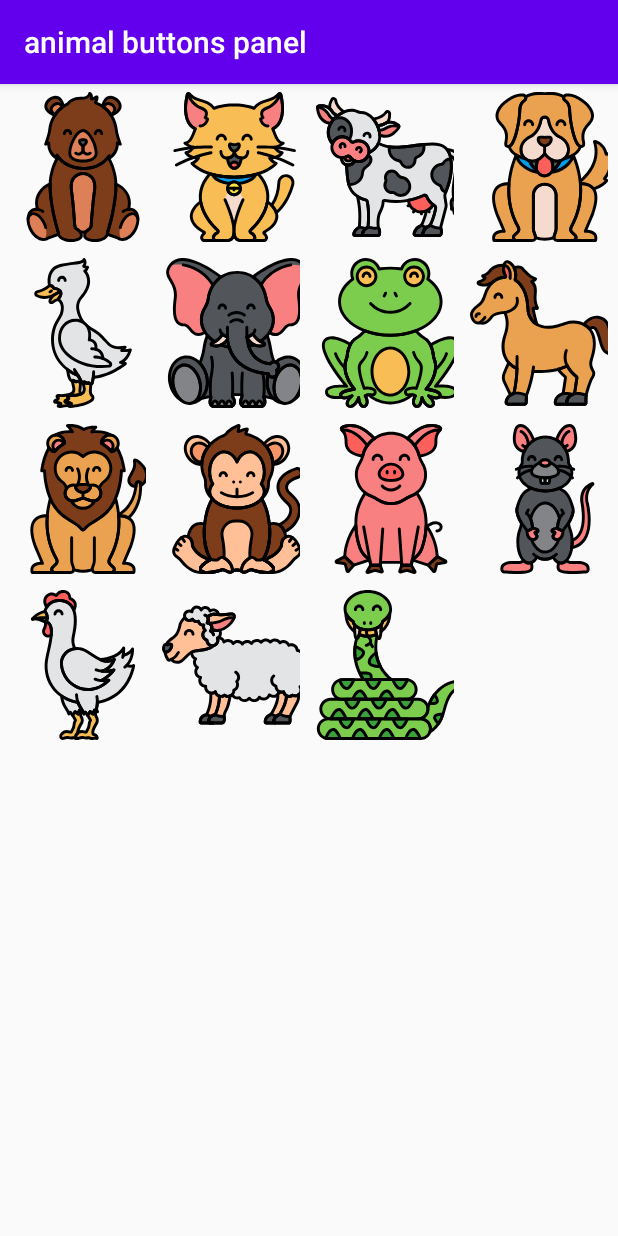
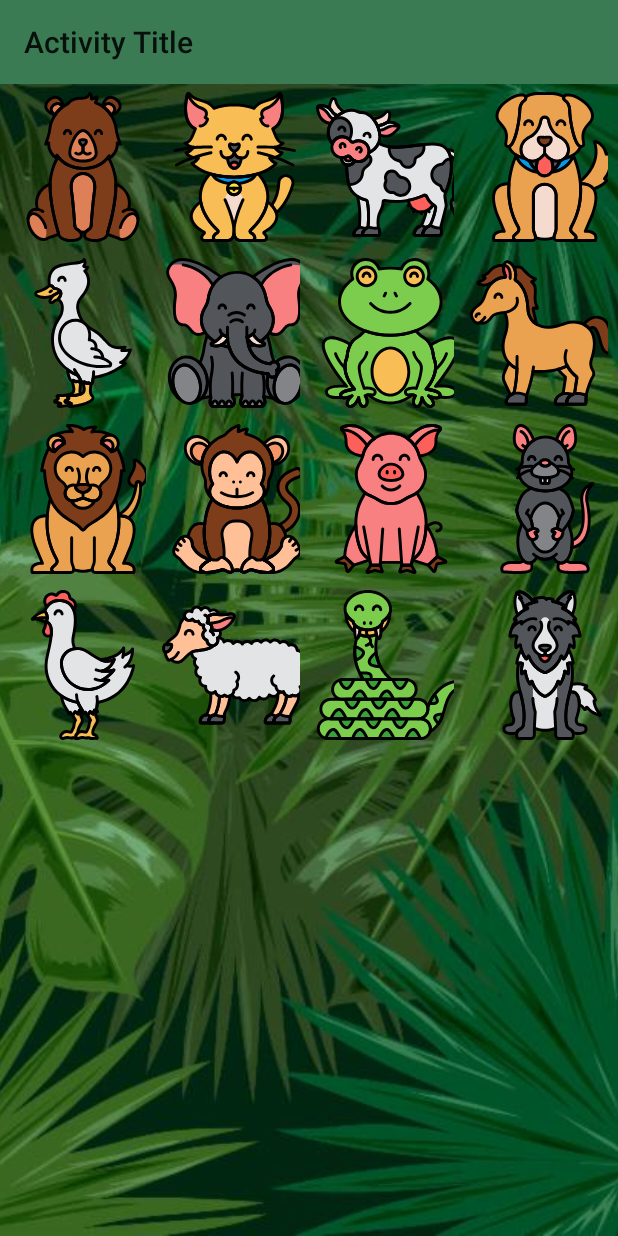
Before and after one commit to gs0ciety/tierruf-android, an Android app: the screen it shows after launch (PanelButtonActivity), on a phone screen of 412 x 824 dp. Run offline under Robolectric (Android 15) with nearby library versions, the phone set to English and light mode, and no system bars.

Commit message:
Add new toolbar and buttons. Set background
- Perform some changes related with main app style

```diff
--- a/app/build.gradle
+++ b/app/build.gradle
@@ -23,8 +23,8 @@ android {
 
 dependencies {
     implementation fileTree(dir: "libs", include: ["*.jar"])
-    implementation 'androidx.appcompat:appcompat:1.1.0'
-    implementation 'androidx.constraintlayout:constraintlayout:1.1.3'
+    implementation 'androidx.appcompat:appcompat:1.2.0'
+    implementation 'androidx.constraintlayout:constraintlayout:2.0.0'
     testImplementation 'junit:junit:4.12'
     androidTestImplementation 'androidx.test.ext:junit:1.1.1'
     androidTestImplementation 'androidx.test.espresso:espresso-core:3.2.0'
--- a/app/src/main/AndroidManifest.xml
+++ b/app/src/main/AndroidManifest.xml
@@ -1,11 +1,12 @@
 <?xml version="1.0" encoding="utf-8"?>
-<manifest xmlns:android="http://schemas.android.com/apk/res/android"
+<manifest
+    xmlns:android="http://schemas.android.com/apk/res/android"
     package="com.gs0ciety.activity">
 
     <application
-        android:allowBackup="true"
+        android:allowBackup="false"
         android:icon="@mipmap/ic_launcher"
-        android:label="@string/app_name"
+        android:label=""
         android:roundIcon="@mipmap/ic_launcher_round"
         android:supportsRtl="true"
         android:theme="@style/AppTheme">
--- /dev/null
+++ b/app/src/main/java/com/gs0ciety/activity/BaseActivity.java
@@ -0,0 +1,27 @@
+package com.gs0ciety.activity;
+
+import android.os.Bundle;
+import android.widget.FrameLayout;
+
+import androidx.appcompat.app.AppCompatActivity;
+import androidx.appcompat.widget.Toolbar;
+import androidx.drawerlayout.widget.DrawerLayout;
+
+public class BaseActivity extends AppCompatActivity {
+
+    @Override
+    public void onCreate(final Bundle savedInstanceState) {
+        super.onCreate(savedInstanceState);
+    }
+
+    @Override
+    public void setContentView(int layoutResID) {
+        DrawerLayout fullView = (DrawerLayout) getLayoutInflater().inflate(R.layout.activity_base, null);
+        FrameLayout activityContainer = fullView.findViewById(R.id.frame_base_activity_content);
+        getLayoutInflater().inflate(layoutResID, activityContainer, true);
+        super.setContentView(fullView);
+        Toolbar toolbar = findViewById(R.id.toolbar_base_activity);
+        setSupportActionBar(toolbar);
+        setTitle("Activity Title");
+    }
+}
--- a/app/src/main/java/com/gs0ciety/activity/PanelButtonActivity.java
+++ b/app/src/main/java/com/gs0ciety/activity/PanelButtonActivity.java
@@ -3,8 +3,6 @@ package com.gs0ciety.activity;
 import android.content.res.TypedArray;
 import android.os.Bundle;
 import android.widget.GridView;
-
-import androidx.appcompat.app.AppCompatActivity;
 
 import com.gs0ciety.adapter.ImageAdapter;
 import com.gs0ciety.model.AnimalItem;
@@ -12,7 +10,7 @@ import com.gs0ciety.model.AnimalItem;
 import java.util.LinkedList;
 import java.util.List;
 
-public class PanelButtonActivity extends AppCompatActivity {
+public class PanelButtonActivity extends BaseActivity {
 
     @Override
     public void onCreate(final Bundle savedInstanceState) {
--- /dev/null
+++ b/app/src/main/res/layout/activity_base.xml
@@ -0,0 +1,31 @@
+<androidx.drawerlayout.widget.DrawerLayout
+    android:id="@+id/drawer_base_activity"
+    android:layout_width="match_parent"
+    android:layout_height="match_parent"
+    xmlns:android="http://schemas.android.com/apk/res/android">
+
+    <LinearLayout
+        android:layout_width="match_parent"
+        android:layout_height="match_parent"
+        android:orientation="vertical">
+
+        <androidx.appcompat.widget.Toolbar
+            android:id="@+id/toolbar_base_activity"
+            android:layout_width="match_parent"
+            android:layout_height="?actionBarSize"
+            android:background="@color/colorPrimary"
+            />
+        <FrameLayout
+            android:id="@+id/frame_base_activity_content"
+            android:layout_width="match_parent"
+            android:layout_height="match_parent">
+
+            <ImageView
+                android:id="@+id/image_base_background"
+                android:layout_width="match_parent"
+                android:layout_height="match_parent"
+                android:scaleType="centerCrop"
+                android:src="@drawable/background_jungle"/>
+        </FrameLayout>
+    </LinearLayout>
+</androidx.drawerlayout.widget.DrawerLayout>
--- a/app/src/main/res/layout/activity_panel_button.xml
+++ b/app/src/main/res/layout/activity_panel_button.xml
@@ -1,10 +1,10 @@
 <?xml version="1.0" encoding="utf-8"?>
-<GridView xmlns:android="http://schemas.android.com/apk/res/android"
+<GridView
     android:id="@+id/grid_animal_buttons"
     android:numColumns="auto_fit"
     android:gravity="center"
     android:columnWidth="100dp"
     android:stretchMode="columnWidth"
     android:layout_width="fill_parent"
-    android:layout_height="fill_parent" >
-</GridView>
+    android:layout_height="fill_parent"
+    xmlns:android="http://schemas.android.com/apk/res/android" />
--- a/app/src/main/res/values/colors.xml
+++ b/app/src/main/res/values/colors.xml
@@ -1,6 +1,6 @@
 <?xml version="1.0" encoding="utf-8"?>
 <resources>
-    <color name="colorPrimary">#6200EE</color>
-    <color name="colorPrimaryDark">#3700B3</color>
-    <color name="colorAccent">#03DAC5</color>
+    <color name="colorPrimary">#3b7b54</color>
+    <color name="colorPrimaryDark">#004422</color>
+    <color name="colorAccent">#3b7b54</color>
 </resources>
--- a/app/src/main/res/values/content_array.xml
+++ b/app/src/main/res/values/content_array.xml
@@ -17,6 +17,7 @@
         <item>@drawable/img_sheep</item>
         <item>@drawable/img_snake</item>
         <item>@drawable/img_wolf</item>
+        <item>@drawable/img_wolf</item>
     </array>
     <array name="animal_sounds_drawables">
         <item>@raw/bear</item>
@@ -35,5 +36,6 @@
         <item>@raw/sheep</item>
         <item>@raw/snake</item>
         <item>@raw/wolf</item>
+        <item>@raw/wolf</item>
     </array>
 </resources>
--- a/app/src/main/res/values/styles.xml
+++ b/app/src/main/res/values/styles.xml
@@ -2,6 +2,8 @@
     <!-- Base application theme. -->
     <style name="AppTheme" parent="Theme.AppCompat.Light.DarkActionBar">
         <!-- Customize your theme here. -->
+        <item name="windowActionBar">false</item>
+        <item name="windowNoTitle">true</item>
         <item name="colorPrimary">@color/colorPrimary</item>
         <item name="colorPrimaryDark">@color/colorPrimaryDark</item>
         <item name="colorAccent">@color/colorAccent</item>
```
Also changed, not shown: app/src/main/res/drawable-hdpi/background_jungle.jpg (added), app/src/main/res/drawable-ldpi/background_jungle.jpg (added), app/src/main/res/drawable-mdpi/background_jungle.jpg (added), app/src/main/res/drawable-xhdpi/background_jungle.jpg (added), app/src/main/res/drawable-xxhdpi/background_jungle.jpg (added), app/src/main/res/drawable-xxxhdpi/background_jungle.jpg (added).
